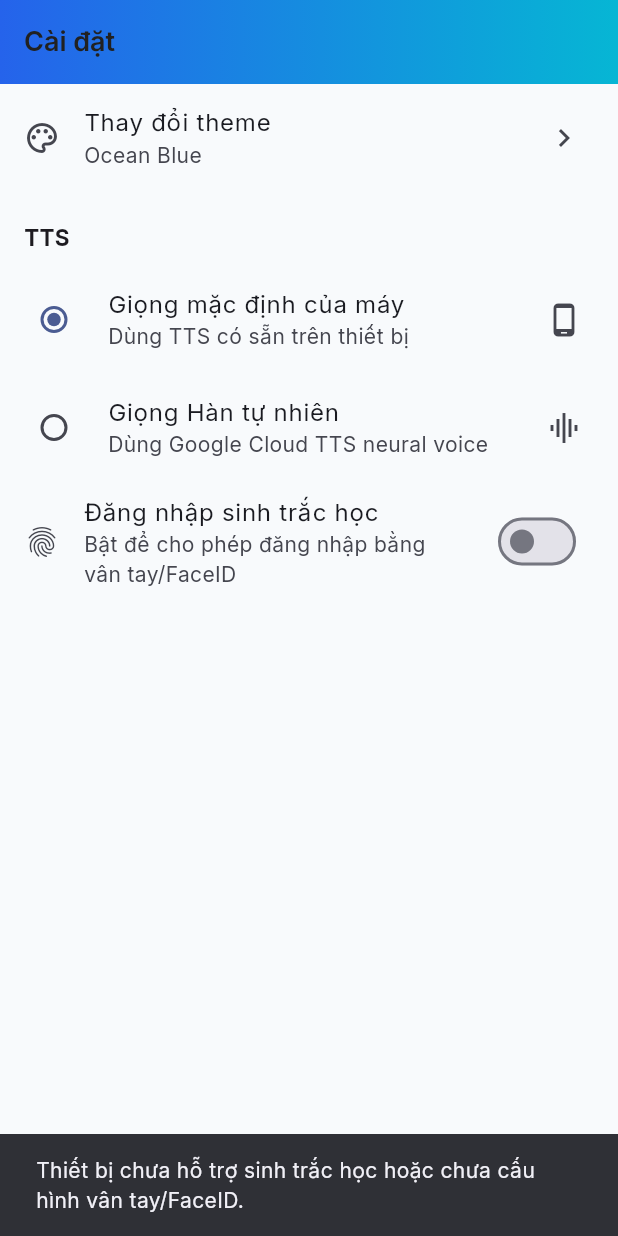
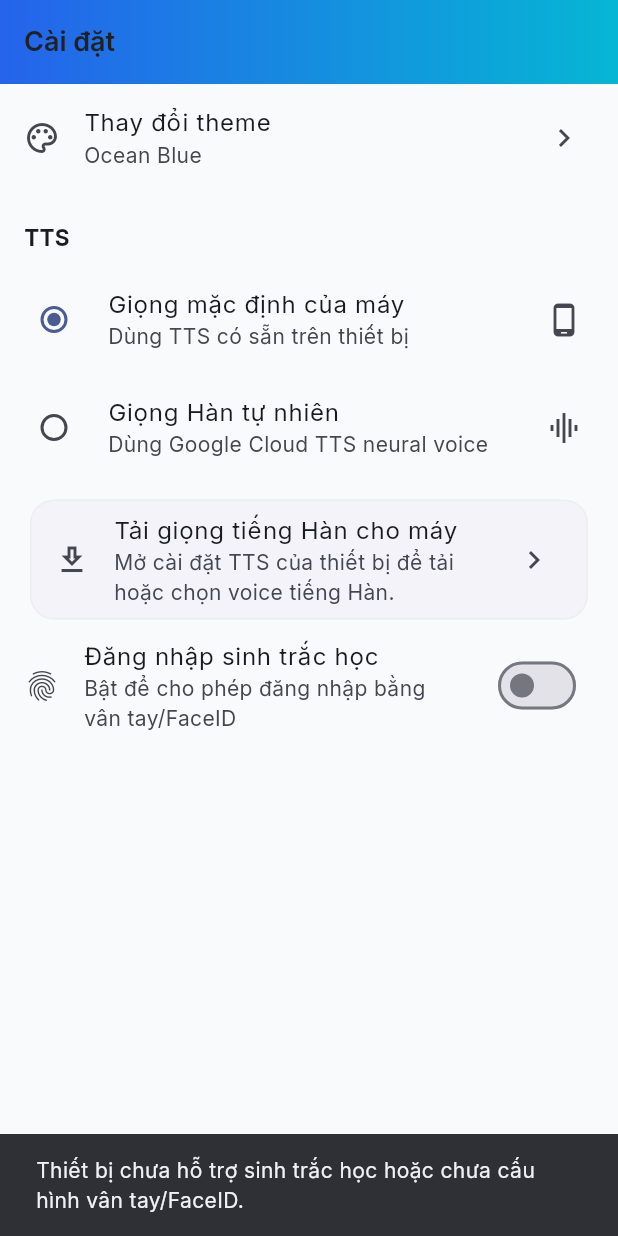
Before and after one commit to vip7009pro/koreanlearningapp, a Flutter app: the SettingsScreen screen opened by its route, after a tap on "Đăng nhập sinh trắc học", on a phone screen of 412 x 824 dp. Run offline on Flutter 3.47's test engine with Material 3 defaults, Android fonts, the phone set to English and light mode, and no system bars; our stand-ins replace audioplayers, dio, file_picker, firebase_auth, firebase_core, flutter_riverpod and 9 more; accounts and stored records are empty.

Commit message:
update sua tts intent

```diff
--- a/apps/mobile/lib/core/tts_service.dart
+++ b/apps/mobile/lib/core/tts_service.dart
@@ -3,6 +3,7 @@ import 'dart:io';
 
 import 'package:audioplayers/audioplayers.dart';
 import 'package:flutter/foundation.dart';
+import 'package:flutter/services.dart';
 import 'package:flutter_riverpod/flutter_riverpod.dart';
 import 'package:flutter_tts/flutter_tts.dart';
 
@@ -14,6 +15,14 @@ final ttsProvider = Provider<TtsService>((ref) {
   ref.onDispose(service.dispose);
   return service;
 });
+
+final deviceKoreanVoiceAvailableProvider = FutureProvider<bool>((ref) {
+  return ref.read(ttsProvider).hasKoreanDeviceVoice();
+});
+
+const MethodChannel _ttsSettingsChannel = MethodChannel(
+  'korean_learning_app/tts_settings',
+);
 
 class TtsService {
   final Ref ref;
@@ -35,6 +44,12 @@ class TtsService {
   String get selectedEngineLabel {
     if (_useCloudTts) return 'Google Cloud TTS';
     return 'Device TTS';
+  }
+
+  bool _isKoreanVoice(Map<String, dynamic> voice) {
+    final name = (voice['name'] ?? '').toString().toLowerCase();
+    final locale = (voice['locale'] ?? '').toString().toLowerCase();
+    return locale.contains('ko') || name.contains('korean');
   }
 
   Future<void> _initLocal() async {
@@ -100,9 +115,9 @@ class TtsService {
         for (final v in _voices ?? const []) {
           if (v is! Map) continue;
           final map = v.cast<String, dynamic>();
+          if (!_isKoreanVoice(map)) continue;
+
           final name = (map['name'] ?? '').toString().toLowerCase();
-          final locale = (map['locale'] ?? '').toString().toLowerCase();
-          if (!locale.contains('ko')) continue;
 
           final isFemale = name.contains('female') ||
               name.contains('woman') ||
@@ -117,8 +132,7 @@ class TtsService {
         for (final v in _voices ?? const []) {
           if (v is! Map) continue;
           final map = v.cast<String, dynamic>();
-          final locale = (map['locale'] ?? '').toString().toLowerCase();
-          if (locale.contains('ko')) return map;
+          if (_isKoreanVoice(map)) return map;
         }
         return null;
       }
@@ -129,6 +143,27 @@ class TtsService {
       _voices = const [];
       _maleVoice = null;
       _femaleVoice = null;
+    }
+  }
+
+  Future<bool> hasKoreanDeviceVoice() async {
+    await _ensureVoicesLoaded();
+    return (_voices ?? const [])
+        .whereType<Map>()
+        .map((voice) => voice.cast<String, dynamic>())
+        .any(_isKoreanVoice);
+  }
+
+  Future<bool> openDeviceTtsSettings() async {
+    if (!Platform.isAndroid) return false;
+
+    try {
+      final result = await _ttsSettingsChannel.invokeMethod<bool>(
+        'openTtsSettings',
+      );
+      return result ?? true;
+    } catch (_) {
+      return false;
     }
   }
 
--- a/apps/mobile/lib/screens/settings_screen.dart
+++ b/apps/mobile/lib/screens/settings_screen.dart
@@ -3,6 +3,7 @@ import 'package:flutter_riverpod/flutter_riverpod.dart';
 import 'package:go_router/go_router.dart';
 
 import '../core/biometric_auth.dart';
+import '../core/tts_service.dart';
 import '../providers/app_settings_provider.dart';
 
 class SettingsScreen extends ConsumerWidget {
@@ -12,6 +13,7 @@ class SettingsScreen extends ConsumerWidget {
   Widget build(BuildContext context, WidgetRef ref) {
     final settings = ref.watch(appSettingsProvider);
     final theme = AppSettingsNotifier.themeById(settings.themeId);
+    final deviceVoiceStatus = ref.watch(deviceKoreanVoiceAvailableProvider);
 
     return Scaffold(
       appBar: AppBar(
@@ -64,6 +66,46 @@ class SettingsScreen extends ConsumerWidget {
               ],
             ),
           ),
+          deviceVoiceStatus.when(
+            loading: () => const Padding(
+              padding: EdgeInsets.fromLTRB(16, 8, 16, 0),
+              child: LinearProgressIndicator(minHeight: 2),
+            ),
+            error: (_, __) => const SizedBox.shrink(),
+            data: (hasKoreanVoice) {
+              if (hasKoreanVoice) return const SizedBox.shrink();
+
+              return Padding(
+                padding: const EdgeInsets.fromLTRB(16, 8, 16, 0),
+                child: Card(
+                  child: ListTile(
+                    leading: const Icon(Icons.download_outlined),
+                    title: const Text('Tải giọng tiếng Hàn cho máy'),
+                    subtitle: const Text(
+                      'Mở cài đặt TTS của thiết bị để tải hoặc chọn voice tiếng Hàn.',
+                    ),
+                    trailing: const Icon(Icons.chevron_right),
+                    onTap: () async {
+                      final opened = await ref
+                          .read(ttsProvider)
+                          .openDeviceTtsSettings();
+                      if (!context.mounted) return;
+                      ref.invalidate(deviceKoreanVoiceAvailableProvider);
+                      if (!opened) {
+                        ScaffoldMessenger.of(context).showSnackBar(
+                          const SnackBar(
+                            content: Text(
+                              'Không thể mở cài đặt TTS trên thiết bị này.',
+                            ),
+                          ),
+                        );
+                      }
+                    },
+                  ),
+                ),
+              );
+            },
+          ),
           SwitchListTile(
             secondary: const Icon(Icons.fingerprint),
             title: const Text('Đăng nhập sinh trắc học'),
```
Also changed, not shown: 1 other file.
